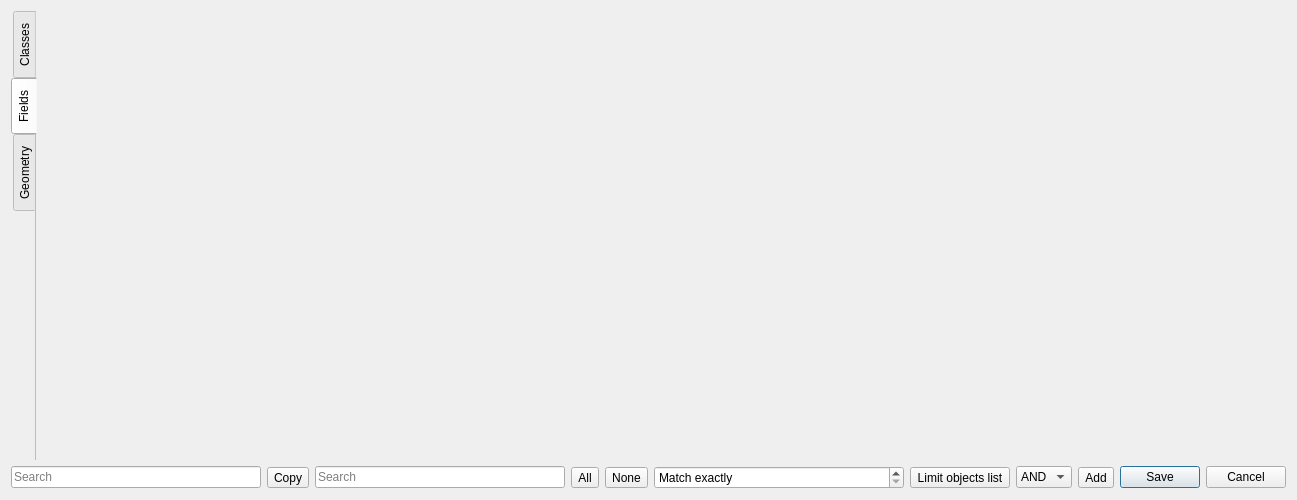
Above: filterdialog.ui from Kuszki/EW-Database before the change. Below: the same form after it.
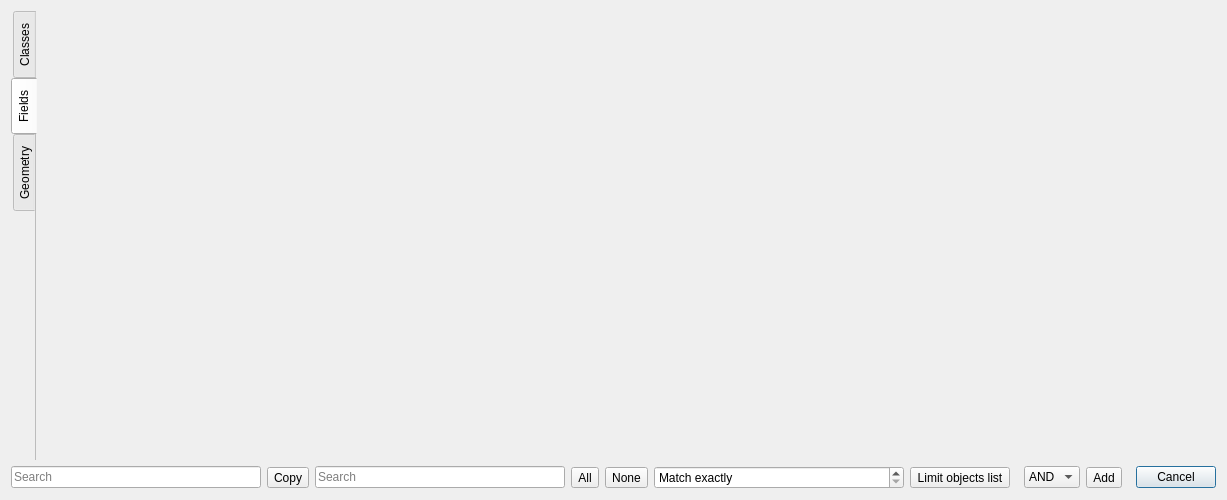
That is the form after the change. Icons and pictures are not drawn.

```diff
--- a/filterdialog.ui
+++ b/filterdialog.ui
@@ -81,8 +81,8 @@
 		 <rect>
 		  <x>0</x>
 		  <y>0</y>
-		  <width>1159</width>
-		  <height>427</height>
+            <width>1166</width>
+            <height>433</height>
 		 </rect>
 		</property>
 		<layout class="QVBoxLayout" name="simpleLayout"/>
@@ -304,7 +304,7 @@
 	   <enum>Qt::Horizontal</enum>
 	  </property>
 	  <property name="standardButtons">
-	   <set>QDialogButtonBox::Cancel|QDialogButtonBox::Save</set>
+        <set>QDialogButtonBox::Cancel</set>
 	  </property>
 	 </widget>
 	</item>
```
Left out of the diff: 11 changed lines with no effect on the pictures. Lines whose indentation alone changed are shown as unchanged.
